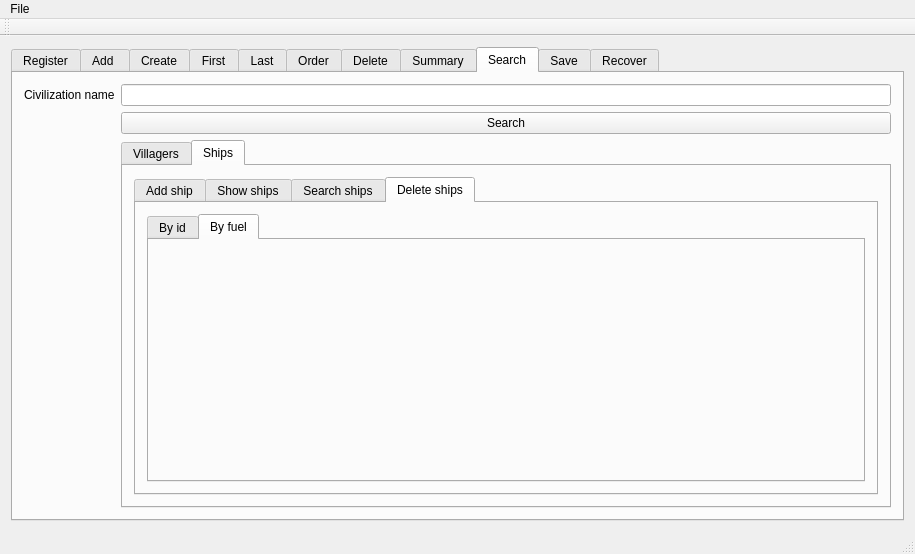
Old version of the form Interfaz/interfaz/mainwindow.ui in the repository Burinson/civilization.
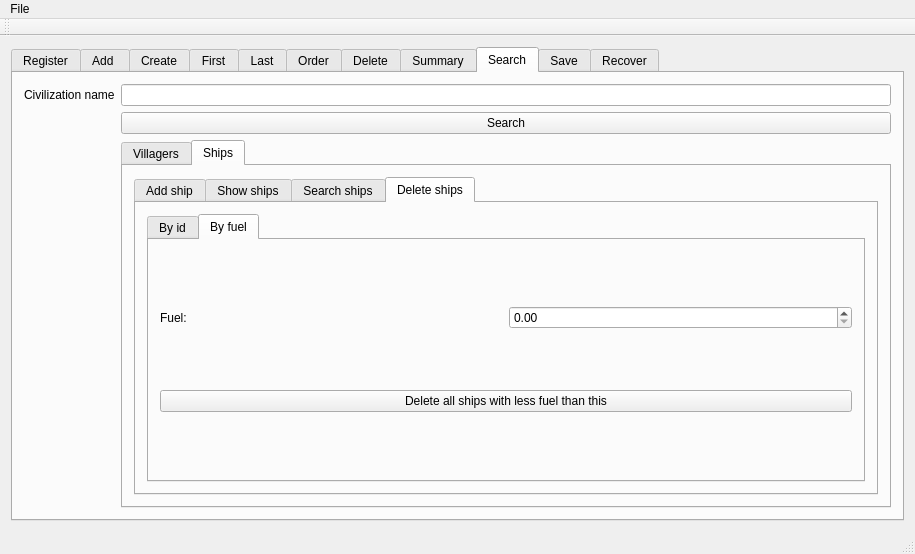
New version of the form. The open tabs and pages were chosen to show the change.

```diff
--- a/Interfaz/interfaz/mainwindow.ui
+++ b/Interfaz/interfaz/mainwindow.ui
@@ -714,6 +714,29 @@
                    <attribute name="title">
                     <string>By fuel</string>
                    </attribute>
+                   <layout class="QGridLayout" name="gridLayout_31">
+                    <item row="0" column="0">
+                     <widget class="QLabel" name="label_27">
+                      <property name="text">
+                       <string>Fuel:</string>
+                      </property>
+                     </widget>
+                    </item>
+                    <item row="0" column="1">
+                     <widget class="QDoubleSpinBox" name="ship_fuel_delete">
+                      <property name="maximum">
+                       <double>100.000000000000000</double>
+                      </property>
+                     </widget>
+                    </item>
+                    <item row="1" column="0" colspan="2">
+                     <widget class="QPushButton" name="ship_fuel_delete_button">
+                      <property name="text">
+                       <string>Delete all ships with less fuel than this</string>
+                      </property>
+                     </widget>
+                    </item>
+                   </layout>
                   </widget>
                  </widget>
                 </item>
```
Left out of the diff: 55 changed lines with no effect on the pictures.
